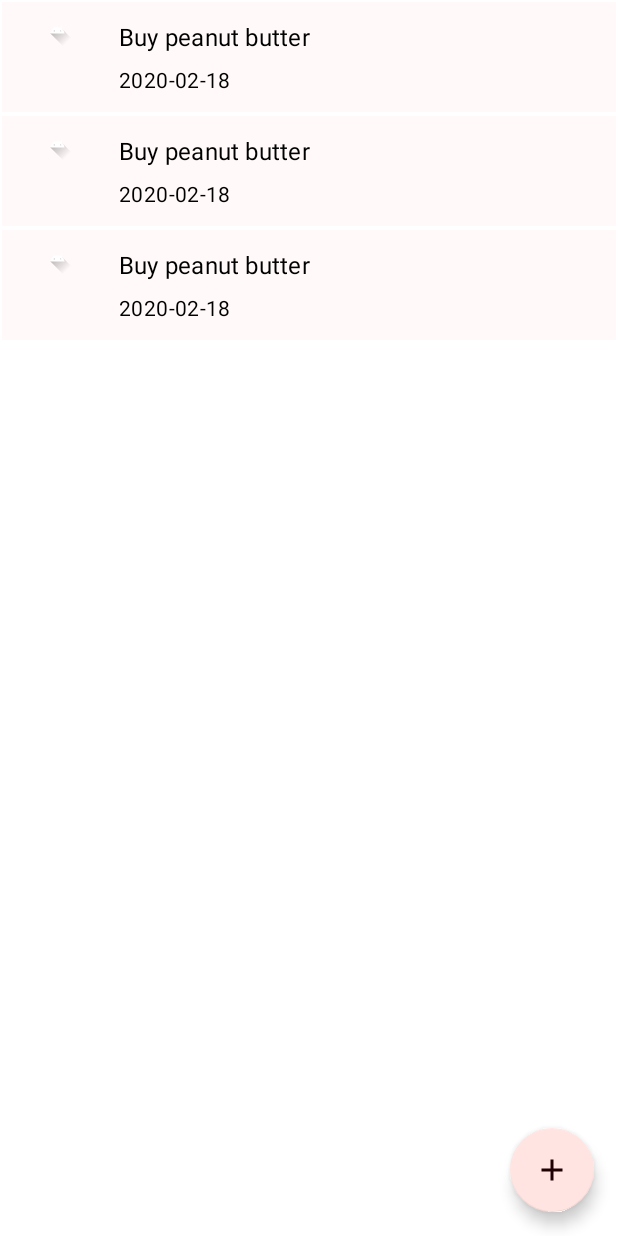
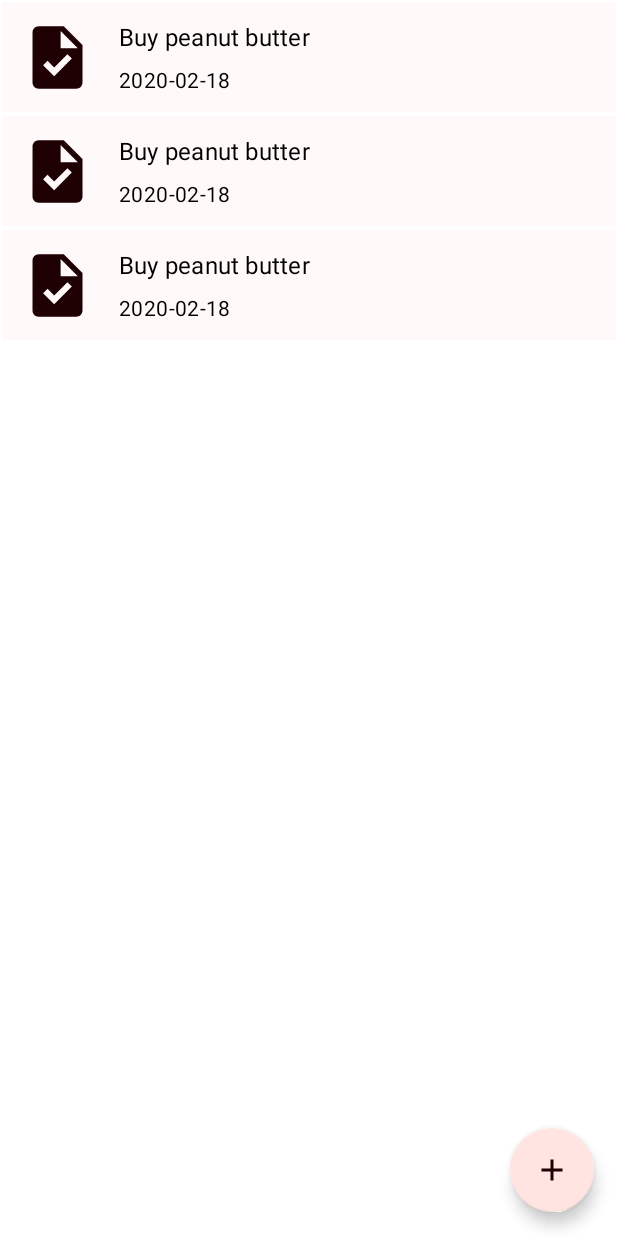
Before and after one commit to wuujcik/todolist, an Android app: the layout fragment_list.xml on its own in the app's theme, with its tools: preview values and no code run, on a phone screen of 412 x 824 dp. Run offline under Robolectric (Android 15) with nearby library versions, the light colour scheme and no system bars.

Commit message:
Add styling

```diff
--- a/app/src/main/java/com/wuujcik/todolist/ui/list/ListFragment.kt
+++ b/app/src/main/java/com/wuujcik/todolist/ui/list/ListFragment.kt
@@ -65,7 +65,7 @@ class ListFragment : Fragment() {
             list_recycler_viewer.adapter = todoListAdapter
             list_recycler_viewer.layoutManager = LinearLayoutManager(it)
         }
-        progress_bar_overlay?.visibility = View.GONE
+        progress_bar_overlay?.visibility = View.GONE  //TODO: show it at some point
     }
 
 
--- /dev/null
+++ b/app/src/main/res/drawable-v24/ic_placeholder_dark_theme.xml
@@ -0,0 +1,9 @@
+<vector xmlns:android="http://schemas.android.com/apk/res/android"
+    android:width="24dp"
+    android:height="24dp"
+    android:viewportWidth="24"
+    android:viewportHeight="24">
+  <path
+      android:fillColor="@color/dark_color_on_primary"
+      android:pathData="M14,2H6C4.9,2 4.01,2.9 4.01,4L4,20c0,1.1 0.89,2 1.99,2H18c1.1,0 2,-0.9 2,-2V8L14,2zM10.94,18L7.4,14.46l1.41,-1.41l2.12,2.12l4.24,-4.24l1.41,1.41L10.94,18zM13,9V3.5L18.5,9H13z"/>
+</vector>
--- /dev/null
+++ b/app/src/main/res/drawable/ic_placeholder_light_theme.xml
@@ -0,0 +1,9 @@
+<vector xmlns:android="http://schemas.android.com/apk/res/android"
+    android:width="24dp"
+    android:height="24dp"
+    android:viewportWidth="24"
+    android:viewportHeight="24">
+  <path
+      android:fillColor="@color/light_color_on_primary"
+      android:pathData="M14,2H6C4.9,2 4.01,2.9 4.01,4L4,20c0,1.1 0.89,2 1.99,2H18c1.1,0 2,-0.9 2,-2V8L14,2zM10.94,18L7.4,14.46l1.41,-1.41l2.12,2.12l4.24,-4.24l1.41,1.41L10.94,18zM13,9V3.5L18.5,9H13z"/>
+</vector>
--- a/app/src/main/res/layout/item_todo.xml
+++ b/app/src/main/res/layout/item_todo.xml
@@ -5,32 +5,34 @@
     style="@style/Todo.RecyclerList"
     android:layout_width="match_parent"
     android:layout_height="wrap_content"
-    android:layout_marginBottom="@dimen/micro_margin"
-    >
+    android:layout_marginBottom="@dimen/micro_margin">
 
     <ImageView
         android:id="@+id/icon"
-        android:layout_width="0dp"
-        android:layout_height="0dp"
+        style="@style/Todo.RecyclerList.Icon"
+        android:layout_width="wrap_content"
+        android:layout_height="wrap_content"
+        android:minWidth="50dp"
+        android:minHeight="50dp"
         android:contentDescription="icon"
-        style="@style/Todo.RecyclerList.Icon"
-        app:layout_constraintBottom_toBottomOf="@+id/title"
+        android:src="?attr/icon_placeholder"
+        app:layout_constraintBottom_toBottomOf="parent"
         app:layout_constraintDimensionRatio="1"
         app:layout_constraintEnd_toEndOf="@+id/guideline1"
         app:layout_constraintStart_toStartOf="parent"
-        app:layout_constraintTop_toTopOf="@+id/title"
-        tools:src="@drawable/ic_launcher_foreground" />
+        app:layout_constraintTop_toTopOf="parent"
+       />
 
     <com.google.android.material.textview.MaterialTextView
         android:id="@+id/title"
         style="@style/Todo.RecyclerList.Title"
         android:layout_width="wrap_content"
         android:layout_height="wrap_content"
+        app:layout_constraintBottom_toTopOf="@id/date_created"
         app:layout_constraintEnd_toEndOf="parent"
         app:layout_constraintHorizontal_bias="0.0"
         app:layout_constraintStart_toStartOf="@+id/guideline1"
         app:layout_constraintTop_toTopOf="parent"
-        app:layout_constraintBottom_toTopOf="@id/date_created"
         tools:text="Buy peanut butter" />
 
     <com.google.android.material.textview.MaterialTextView
@@ -38,11 +40,11 @@
         style="@style/Todo.RecyclerList.Date"
         android:layout_width="wrap_content"
         android:layout_height="wrap_content"
+        app:layout_constraintBottom_toBottomOf="parent"
         app:layout_constraintEnd_toEndOf="parent"
+        app:layout_constraintHorizontal_bias="0.0"
         app:layout_constraintStart_toStartOf="@+id/guideline1"
         app:layout_constraintTop_toBottomOf="@+id/title"
-        app:layout_constraintBottom_toBottomOf="parent"
-        app:layout_constraintHorizontal_bias="0.0"
         tools:text="2020-02-18" />
 
 
--- a/app/src/main/res/values-night/themes.xml
+++ b/app/src/main/res/values-night/themes.xml
@@ -4,6 +4,8 @@
         <item name="colorPrimary">@color/dark_color_primary</item>
         <item name="colorPrimaryVariant">@color/dark_color_primary_variant</item>
         <item name="colorOnPrimary">@color/dark_color_on_primary</item>
+        <item name="colorAccent">@color/dark_color_accent</item>
+
         <!-- Secondary brand color. -->
         <item name="colorSecondary">@color/dark_color_secondary</item>
         <item name="colorSecondaryVariant">@color/dark_color_secondary_variant</item>
@@ -17,6 +19,8 @@
         <item name="toolbarStyle">@style/ToolbarStyle</item>
         <item name="backgroundColor">?attr/colorPrimaryVariant</item>
         <item name="background">?attr/colorPrimaryVariant</item>
+
+        <item name="icon_placeholder">@drawable/ic_placeholder_dark_theme</item>
     </style>
 
     <style name="ToolbarStyle" parent="@style/Widget.AppCompat.Toolbar">
--- a/app/src/main/res/values/colors.xml
+++ b/app/src/main/res/values/colors.xml
@@ -10,6 +10,7 @@
     <color name="light_color_secondary_variant">#442c2e</color>
     <color name="light_color_on_secondary">#ffffff</color>
     <color name="light_color_for_tiles">#fffaf9</color>
+    <color name="light_color_accent">#ffe4e1</color>
 
     <!-- dark theme -->
     <color name="dark_color_primary">#333030</color>
@@ -18,4 +19,5 @@
     <color name="dark_color_secondary">#b2aaa8</color>
     <color name="dark_color_secondary_variant">#7f7a78</color>
     <color name="dark_color_on_secondary">#fffdfd</color>
+    <color name="dark_color_accent">#99644E</color>
 </resources>
--- a/app/src/main/res/values/styles.xml
+++ b/app/src/main/res/values/styles.xml
@@ -14,6 +14,7 @@
 
     <style name="Todo.Button"  parent="Widget.MaterialComponents.Button" >
         <item name="android:layout_margin">@dimen/standard_margin</item>
+        <item name="backgroundTint">?attr/colorAccent</item>
     </style>
 
 
@@ -49,7 +50,7 @@
         <item name="android:scaleType">center</item>
         <item name="tint">?attr/colorOnPrimary</item>
         <item name="android:layout_margin">@dimen/margin_floating_button</item>
-        <item name="backgroundTint">?attr/colorPrimary</item>
+        <item name="backgroundTint">?attr/colorAccent</item>
     </style>
 
 
@@ -76,5 +77,6 @@
 
     </style>
 
+    <attr name="icon_placeholder" format="reference"/>
 
 </resources>
--- a/app/src/main/res/values/themes.xml
+++ b/app/src/main/res/values/themes.xml
@@ -4,6 +4,8 @@
         <item name="colorPrimary">@color/light_color_primary</item>
         <item name="colorPrimaryVariant">@color/light_color_primary_variant</item>
         <item name="colorOnPrimary">@color/light_color_on_primary</item>
+        <item name="colorAccent">@color/light_color_accent</item>
+
         <!-- Secondary brand color. -->
         <item name="colorSecondary">@color/light_color_secondary</item>
         <item name="colorSecondaryVariant">@color/light_color_secondary_variant</item>
@@ -17,6 +19,9 @@
         <item name="toolbarStyle">@style/ToolbarStyle</item>
         <item name="backgroundColor">@color/light_color_for_tiles</item>
         <item name="background">?attr/colorOnSecondary</item>
+
+        <item name="icon_placeholder">@drawable/ic_placeholder_light_theme</item>
+
     </style>
 
     <style name="ToolbarStyle" parent="@style/Widget.AppCompat.Toolbar">
```
